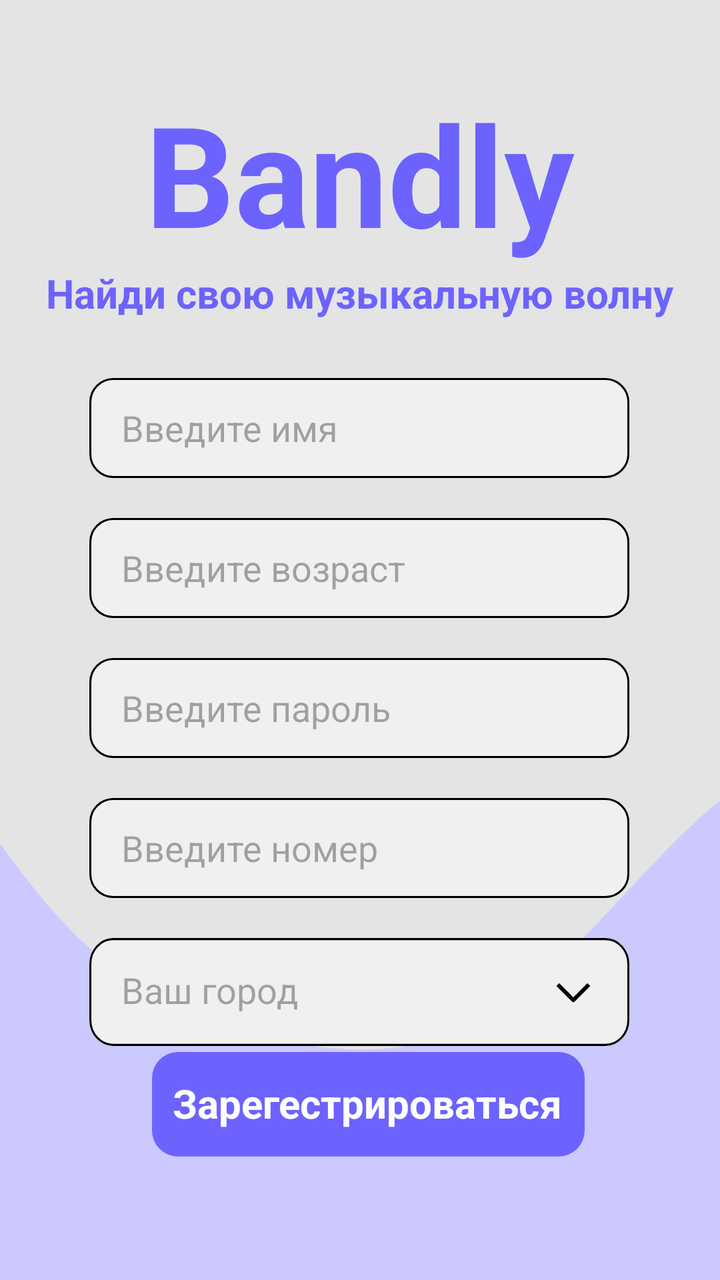
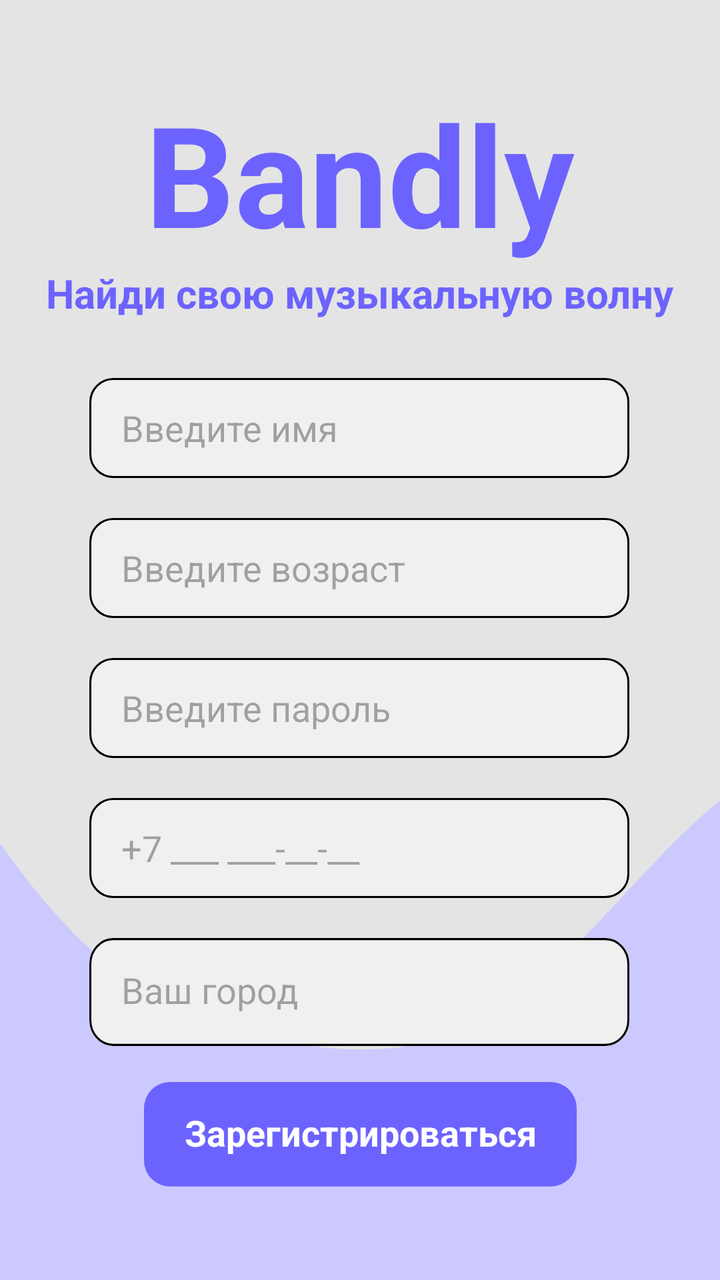

The first picture is an Android layout as it rendered before a commit; the second is the same layout after the commit. The layout source and the unified diff follow.
<!-- AndroidManifest.xml: application theme Theme.Bandly30 -->
<!-- res/layout/activity_registration.xml -->
<?xml version="1.0" encoding="utf-8"?>
<androidx.constraintlayout.widget.ConstraintLayout xmlns:android="http://schemas.android.com/apk/res/android"
    xmlns:app="http://schemas.android.com/apk/res-auto"
    xmlns:tools="http://schemas.android.com/tools"
    android:id="@+id/main"
    android:layout_width="match_parent"
    android:layout_height="match_parent"
    android:background="#E4E4E4"
    tools:context=".RegistrationActivity">

    <ImageView
        android:id="@+id/imageView13"
        android:layout_width="429dp"
        android:layout_height="353dp"
        android:background="@drawable/vectorimg"
        app:layout_constraintBottom_toBottomOf="parent"
        app:layout_constraintEnd_toEndOf="parent"
        app:layout_constraintStart_toStartOf="parent" />

    <TextView
        android:id="@+id/logo"
        android:layout_width="wrap_content"
        android:layout_height="wrap_content"
        android:layout_marginTop="40dp"
        android:text="Bandly"
        android:textColor="#6C63FF"
        android:textSize="70sp"
        android:textStyle="bold"
        app:layout_constraintBottom_toTopOf="@+id/logo2"
        app:layout_constraintEnd_toEndOf="parent"
        app:layout_constraintStart_toStartOf="parent"
        app:layout_constraintTop_toTopOf="parent"
        tools:ignore="HardcodedText" />

    <TextView
        android:id="@+id/logo2"
        android:layout_width="wrap_content"
        android:layout_height="wrap_content"
        android:text="Найди свою музыкальную волну"
        android:textColor="#6C63FF"
        android:textSize="20sp"
        android:textStyle="bold"
        app:layout_constraintEnd_toEndOf="parent"
        app:layout_constraintStart_toStartOf="parent"
        app:layout_constraintTop_toBottomOf="@+id/logo"
        tools:ignore="DuplicateIds,HardcodedText" />

    <EditText
        android:id="@+id/inputName"
        android:layout_width="wrap_content"
        android:layout_height="wrap_content"
        android:layout_marginStart="70dp"
        android:layout_marginTop="29dp"
        android:layout_marginEnd="71dp"
        android:background="@drawable/infimg"
        android:hint="Введите имя"
        android:paddingStart="16dp"
        android:paddingLeft="16dp"
        android:paddingEnd="16dp"
        android:paddingRight="16dp"
        app:layout_constraintEnd_toEndOf="parent"
        app:layout_constraintStart_toStartOf="parent"
        app:layout_constraintTop_toBottomOf="@+id/logo2" />

    <EditText
        android:id="@+id/inputAge"
        android:layout_width="wrap_content"
        android:layout_height="wrap_content"
        android:layout_marginStart="70dp"
        android:layout_marginTop="20dp"
        android:layout_marginEnd="71dp"
        android:background="@drawable/infimg"
        android:digits="0123456789"
        android:hint="Введите возраст"
        android:maxLength="3"
        android:inputType="number"
        android:paddingStart="16dp"
        android:paddingLeft="16dp"
        android:paddingEnd="16dp"
        android:paddingRight="16dp"
        app:layout_constraintEnd_toEndOf="parent"
        app:layout_constraintStart_toStartOf="parent"
        app:layout_constraintTop_toBottomOf="@+id/inputName" />

    <EditText
        android:id="@+id/inputPassLogin"
        android:layout_width="wrap_content"
        android:layout_height="wrap_content"
        android:layout_marginStart="70dp"
        android:layout_marginTop="20dp"
        android:layout_marginEnd="71dp"
        android:background="@drawable/infimg"
        android:hint="Введите пароль"
        android:paddingStart="16dp"
        android:paddingLeft="16dp"
        android:paddingEnd="16dp"
        android:paddingRight="16dp"
        app:layout_constraintEnd_toEndOf="parent"
        app:layout_constraintStart_toStartOf="parent"
        app:layout_constraintTop_toBottomOf="@+id/inputAge" />

    <EditText
        android:id="@+id/inputPhoneLogin"
        android:layout_width="wrap_content"
        android:layout_height="wrap_content"
        android:layout_marginStart="70dp"
        android:layout_marginTop="20dp"
        android:layout_marginEnd="71dp"
        android:background="@drawable/infimg"
        android:hint="Введите номер"
        android:inputType="number"
        android:digits="0123456789"
        android:paddingStart="16dp"
        android:paddingLeft="16dp"
        android:paddingEnd="16dp"
        android:paddingRight="16dp"
        app:layout_constraintEnd_toEndOf="parent"
        app:layout_constraintStart_toStartOf="parent"
        app:layout_constraintTop_toBottomOf="@+id/inputPassLogin" />


    <AutoCompleteTextView
        android:id="@+id/placeAutoComplete"
        android:layout_width="270dp"
        android:layout_height="54dp"
        android:layout_marginStart="70dp"
        android:layout_marginTop="20dp"
        android:layout_marginEnd="71dp"
        android:background="@drawable/infimg"
        android:completionThreshold="1"
        android:drawableEnd="@drawable/ic_arrow_drop_down"
        android:hint="Ваш город"
        android:padding="16dp"
        app:layout_constraintEnd_toEndOf="parent"
        app:layout_constraintStart_toStartOf="parent"
        app:layout_constraintTop_toBottomOf="@+id/inputPhoneLogin" />

    <ImageButton
        android:id="@+id/loginbtn2"
        android:layout_width="225dp"
        android:layout_height="61dp"
        android:layout_marginStart="106dp"
        android:layout_marginEnd="98dp"
        android:layout_marginBottom="50dp"
        android:background="@drawable/regbtn"
        app:layout_constraintBottom_toBottomOf="parent"
        app:layout_constraintEnd_toEndOf="parent"
        app:layout_constraintStart_toStartOf="parent"
        app:layout_constraintTop_toBottomOf="@+id/placeAutoComplete"
        tools:ignore="SpeakableTextPresentCheck" />

    <TextView
        android:id="@+id/textView3"
        android:layout_width="wrap_content"
        android:layout_height="wrap_content"
        android:text="Зарегестрироваться"
        android:textColor="@color/white"
        android:textSize="20sp"
        android:textStyle="bold"
        app:layout_constraintBottom_toBottomOf="@+id/loginbtn2"
        app:layout_constraintEnd_toEndOf="@+id/loginbtn2"
        app:layout_constraintHorizontal_bias="0.481"
        app:layout_constraintStart_toStartOf="@+id/loginbtn2"
        app:layout_constraintTop_toTopOf="@+id/loginbtn2"
        app:layout_constraintVertical_bias="0.352" />

</androidx.constraintlayout.widget.ConstraintLayout>
<!-- resources referenced by this layout -->
<resources>
  <color name="white">#FFFFFFFF</color>
  <!-- drawable ic_arrow_drop_down (drawable) -->
  <vector xmlns:android="http://schemas.android.com/apk/res/android"
      android:width="24dp"
      android:height="12dp"
      android:viewportWidth="24"
      android:viewportHeight="12">
    <path
        android:pathData="M12,8.657L19.071,1.586L20.485,3L12.707,10.778C12.519,10.965 12.265,11.071 12,11.071C11.735,11.071 11.481,10.965 11.293,10.778L3.515,3L4.929,1.586L12,8.657Z"
        android:fillColor="#000000"
        android:fillType="evenOdd"/>
  </vector>
  <!-- drawable infimg (drawable) -->
  <vector xmlns:android="http://schemas.android.com/apk/res/android"
      android:width="270dp"
      android:height="50dp"
      android:viewportWidth="270"
      android:viewportHeight="50">
    <path
        android:pathData="M12,0L258,0A12,12 0,0 1,270 12L270,38A12,12 0,0 1,258 50L12,50A12,12 0,0 1,0 38L0,12A12,12 0,0 1,12 0z"
        android:fillColor="#F1F0F0"/>
    <path
        android:strokeWidth="1"
        android:pathData="M12,0.5L258,0.5A11.5,11.5 0,0 1,269.5 12L269.5,38A11.5,11.5 0,0 1,258 49.5L12,49.5A11.5,11.5 0,0 1,0.5 38L0.5,12A11.5,11.5 0,0 1,12 0.5z"
        android:fillColor="#00000000"
        android:strokeColor="#000000"/>
  </vector>
  <!-- drawable regbtn (drawable) -->
  <vector xmlns:android="http://schemas.android.com/apk/res/android"
      android:width="208dp"
      android:height="56dp"
      android:viewportWidth="208"
      android:viewportHeight="56">
    <path
        android:pathData="M16,0L192,0A12,12 0,0 1,204 12L204,36A12,12 0,0 1,192 48L16,48A12,12 0,0 1,4 36L4,12A12,12 0,0 1,16 0z"
        android:fillColor="#6C63FF"/>
  </vector>
  <!-- drawable vectorimg (drawable) -->
  <vector xmlns:android="http://schemas.android.com/apk/res/android"
      android:width="412dp"
      android:height="346dp"
      android:viewportWidth="412"
      android:viewportHeight="346">
    <path
        android:pathData="M-45,0L-27.03,32.78C-9.07,65.56 26.87,131.11 62.8,170.44C98.73,209.78 134.67,222.89 170.6,229.44C206.53,236 242.47,236 278.4,209.78C314.33,183.56 350.27,131.11 386.2,104.89C422.13,78.67 458.07,78.67 476.03,78.67H494V354H476.03C458.07,354 422.13,354 386.2,354C350.27,354 314.33,354 278.4,354C242.47,354 206.53,354 170.6,354C134.67,354 98.73,354 62.8,354C26.87,354 -9.07,354 -27.03,354H-45V0Z"
        android:fillColor="#CCC9FF"
        android:fillType="evenOdd"/>
  </vector>
  <style name="Theme.Bandly30" parent="Base.Theme.Bandly30" />
  <style name="Base.Theme.Bandly30" parent="Theme.Material3.DayNight.NoActionBar">
          
          
      </style>
</resources>

<!-- the commit's change to res/layout/activity_registration.xml (unified diff, before → after) -->
@@ -54,10 +54,9 @@
         android:layout_marginEnd="71dp"
         android:background="@drawable/infimg"
         android:hint="Введите имя"
+        android:inputType="textPersonName"
         android:paddingStart="16dp"
-        android:paddingLeft="16dp"
         android:paddingEnd="16dp"
-        android:paddingRight="16dp"
         app:layout_constraintEnd_toEndOf="parent"
         app:layout_constraintStart_toStartOf="parent"
         app:layout_constraintTop_toBottomOf="@+id/logo2" />
@@ -70,14 +69,11 @@
         android:layout_marginTop="20dp"
         android:layout_marginEnd="71dp"
         android:background="@drawable/infimg"
-        android:digits="0123456789"
         android:hint="Введите возраст"
+        android:inputType="number"
         android:maxLength="3"
-        android:inputType="number"
         android:paddingStart="16dp"
-        android:paddingLeft="16dp"
         android:paddingEnd="16dp"
-        android:paddingRight="16dp"
         app:layout_constraintEnd_toEndOf="parent"
         app:layout_constraintStart_toStartOf="parent"
         app:layout_constraintTop_toBottomOf="@+id/inputName" />
@@ -91,10 +87,9 @@
         android:layout_marginEnd="71dp"
         android:background="@drawable/infimg"
         android:hint="Введите пароль"
+        android:inputType="textPassword"
         android:paddingStart="16dp"
-        android:paddingLeft="16dp"
         android:paddingEnd="16dp"
-        android:paddingRight="16dp"
         app:layout_constraintEnd_toEndOf="parent"
         app:layout_constraintStart_toStartOf="parent"
         app:layout_constraintTop_toBottomOf="@+id/inputAge" />
@@ -107,13 +102,11 @@
         android:layout_marginTop="20dp"
         android:layout_marginEnd="71dp"
         android:background="@drawable/infimg"
-        android:hint="Введите номер"
-        android:inputType="number"
-        android:digits="0123456789"
+        android:hint="+7 ___ ___-__-__"
+        android:inputType="phone"
+        android:maxLength="18"
         android:paddingStart="16dp"
-        android:paddingLeft="16dp"
         android:paddingEnd="16dp"
-        android:paddingRight="16dp"
         app:layout_constraintEnd_toEndOf="parent"
         app:layout_constraintStart_toStartOf="parent"
         app:layout_constraintTop_toBottomOf="@+id/inputPassLogin" />
@@ -128,7 +121,6 @@
         android:layout_marginEnd="71dp"
         android:background="@drawable/infimg"
         android:completionThreshold="1"
-        android:drawableEnd="@drawable/ic_arrow_drop_down"
         android:hint="Ваш город"
         android:padding="16dp"
         app:layout_constraintEnd_toEndOf="parent"
@@ -139,8 +131,7 @@
         android:id="@+id/loginbtn2"
         android:layout_width="225dp"
         android:layout_height="61dp"
-        android:layout_marginStart="106dp"
-        android:layout_marginEnd="98dp"
+        android:layout_marginTop="30dp"
         android:layout_marginBottom="50dp"
         android:background="@drawable/regbtn"
         app:layout_constraintBottom_toBottomOf="parent"
@@ -153,15 +144,15 @@
         android:id="@+id/textView3"
         android:layout_width="wrap_content"
         android:layout_height="wrap_content"
-        android:text="Зарегестрироваться"
+        android:elevation="2dp"
+        android:text="Зарегистрироваться"
         android:textColor="@color/white"
-        android:textSize="20sp"
+        android:textSize="18sp"
         android:textStyle="bold"
         app:layout_constraintBottom_toBottomOf="@+id/loginbtn2"
         app:layout_constraintEnd_toEndOf="@+id/loginbtn2"
-        app:layout_constraintHorizontal_bias="0.481"
         app:layout_constraintStart_toStartOf="@+id/loginbtn2"
         app:layout_constraintTop_toTopOf="@+id/loginbtn2"
-        app:layout_constraintVertical_bias="0.352" />
+        app:layout_constraintVertical_bias="0.35000002" />
 
 </androidx.constraintlayout.widget.ConstraintLayout>
<!-- resource entries referenced after the edit -->
@@ -1,17 +1,6 @@
 <!-- resources referenced by this layout -->
 <resources>
   <color name="white">#FFFFFFFF</color>
-  <!-- drawable ic_arrow_drop_down (drawable) -->
-  <vector xmlns:android="http://schemas.android.com/apk/res/android"
-      android:width="24dp"
-      android:height="12dp"
-      android:viewportWidth="24"
-      android:viewportHeight="12">
-    <path
-        android:pathData="M12,8.657L19.071,1.586L20.485,3L12.707,10.778C12.519,10.965 12.265,11.071 12,11.071C11.735,11.071 11.481,10.965 11.293,10.778L3.515,3L4.929,1.586L12,8.657Z"
-        android:fillColor="#000000"
-        android:fillType="evenOdd"/>
-  </vector>
   <!-- drawable infimg (drawable) -->
   <vector xmlns:android="http://schemas.android.com/apk/res/android"
       android:width="270dp"
